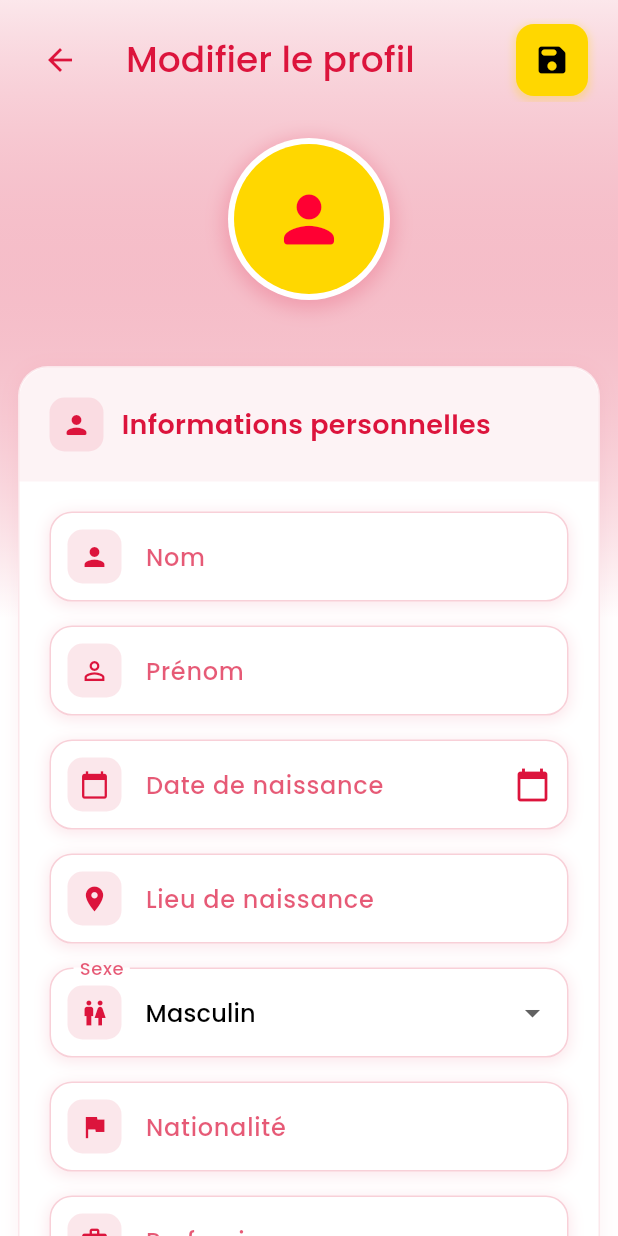
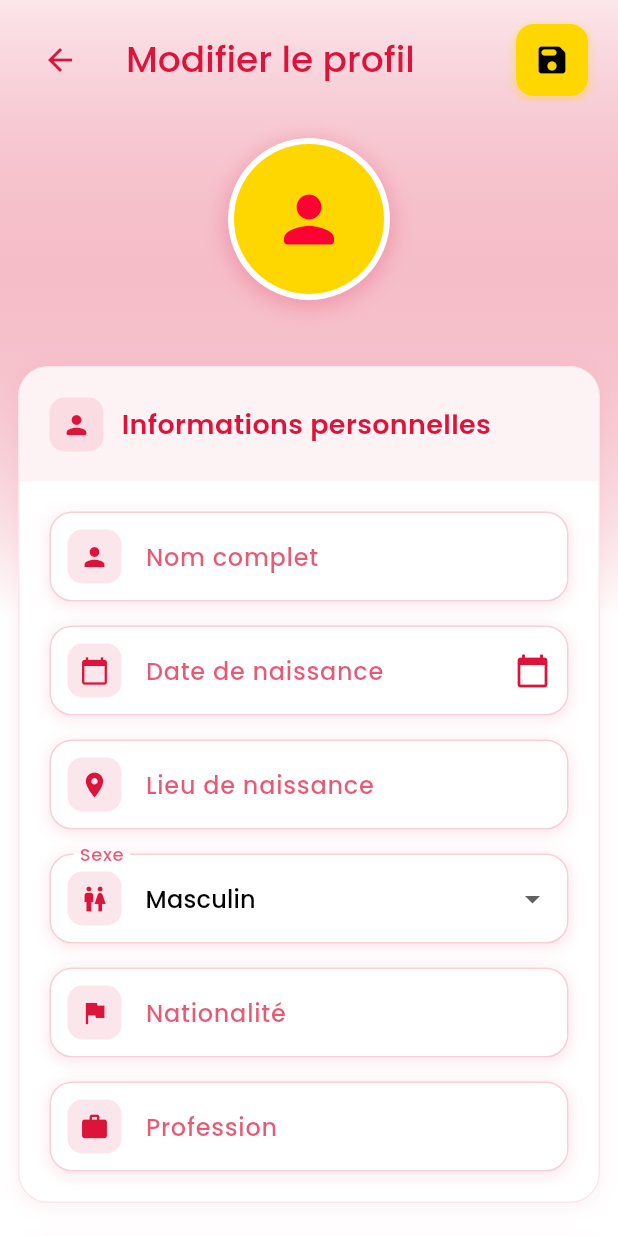
Before and after one commit to SAAR-ASSURANCES-CI/saarflex-mobile, a Flutter app: the EditProfileScreen screen opened directly, after a tap on the "save" icon, on a phone screen of 412 x 824 dp. Run offline on Flutter 3.47's test engine with Material 3 defaults, Android fonts, the phone set to English and light mode, and no system bars; our stand-ins replace animate_do, google_fonts, shared_preferences; accounts and stored records are empty.

Commit message:
Refactor profile and authentication screens; update API constants and remove unused code

```diff
--- a/lib/profile/edit_profile_screen.dart
+++ b/lib/profile/edit_profile_screen.dart
@@ -14,7 +14,6 @@ class EditProfileScreen extends StatefulWidget {
 
 class _EditProfileScreenState extends State<EditProfileScreen> {
   final _firstNameController = TextEditingController();
-  final _lastNameController = TextEditingController();
   final _birthDateController = TextEditingController();
   final _birthPlaceController = TextEditingController();
   final _nationalityController = TextEditingController();
@@ -52,10 +51,8 @@ class _EditProfileScreenState extends State<EditProfileScreen> {
       final nameParts = user.nom.split(' ');
       if (nameParts.length >= 2) {
         _firstNameController.text = nameParts.first;
-        _lastNameController.text = nameParts.sublist(1).join(' ');
       } else {
         _firstNameController.text = user.nom;
-        _lastNameController.text = '';
       }
 
       _emailController.text = user.email;
@@ -70,7 +67,6 @@ class _EditProfileScreenState extends State<EditProfileScreen> {
       _idExpiryController.text = '';
     } else {
       _firstNameController.text = '';
-      _lastNameController.text = '';
       _emailController.text = '';
       _phoneController.text = '';
       _birthDateController.text = '';
@@ -119,17 +115,11 @@ class _EditProfileScreenState extends State<EditProfileScreen> {
                             children: [
                               _buildModernTextField(
                                 controller: _firstNameController,
-                                label: 'Nom',
+                                label: 'Nom complet',
                                 icon: Icons.person,
                                 keyboardType: TextInputType.name,
                               ),
-                              const SizedBox(height: 16),
-                              _buildModernTextField(
-                                controller: _lastNameController,
-                                label: 'Prénom',
-                                icon: Icons.person_outline,
-                                keyboardType: TextInputType.name,
-                              ),
+
                               const SizedBox(height: 16),
                               _buildDateField(
                                 controller: _birthDateController,
@@ -820,7 +810,7 @@ class _EditProfileScreenState extends State<EditProfileScreen> {
 
       final profileData = {
         'nom':
-            '${_firstNameController.text.trim()} ${_lastNameController.text.trim()}',
+            '${_firstNameController.text.trim()} ',
         'lieu_naissance': _birthPlaceController.text.trim(),
         'sexe': _selectedGender.toLowerCase(),
         'nationalite': _nationalityController.text.trim(),
@@ -866,7 +856,6 @@ class _EditProfileScreenState extends State<EditProfileScreen> {
   @override
   void dispose() {
     _firstNameController.dispose();
-    _lastNameController.dispose();
     _birthDateController.dispose();
     _birthPlaceController.dispose();
     _nationalityController.dispose();
--- a/lib/profile/profile_screen.dart
+++ b/lib/profile/profile_screen.dart
@@ -283,7 +283,6 @@ class _ProfileScreenState extends State<ProfileScreen> {
           icon: Icons.person_rounded,
           fields: [
             _buildInfoField("Nom ", user?.nom ?? "Non renseigné"),
-            _buildInfoField("Prénoms ", user?.nom ?? "Non renseigné"),
             _buildInfoField("Email", user?.email ?? "Non renseigné"),
             _buildInfoField("Téléphone", user?.telephone ?? "Non renseigné"),
             _buildInfoField("Sexe", user?.sexe ?? "Non renseigné"),
--- a/lib/screens/auth/login_screen.dart
+++ b/lib/screens/auth/login_screen.dart
@@ -181,7 +181,7 @@ class _LoginScreenState extends State<LoginScreen> {
                               controller: _emailController,
                               focusNode: _emailFocus,
                               nextFocusNode: _passwordFocus,
-                              label: 'Email ou téléphone',
+                              label: 'Email',
                               icon: Icons.contact_page_rounded,
                               keyboardType: TextInputType.emailAddress,
                               validator: _validateEmail,
--- a/lib/screens/auth/otp_verification_screen.dart
+++ b/lib/screens/auth/otp_verification_screen.dart
@@ -1,4 +1,3 @@
-// screens/auth/otp_verification_screen.dart
 import 'package:flutter/material.dart';
 import 'package:google_fonts/google_fonts.dart';
 import 'package:provider/provider.dart';
@@ -403,7 +402,6 @@ class _OtpVerificationScreenState extends State<OtpVerificationScreen> {
 
     if (success) {
       _showSuccessSnackBar('Code renvoyé avec succès !');
-      // Vider les champs
       for (var controller in _controllers) {
         controller.clear();
       }
--- a/lib/screens/auth/signup_screen.dart
+++ b/lib/screens/auth/signup_screen.dart
@@ -88,7 +88,6 @@ class _SignupScreenState extends State<SignupScreen> {
                     ),
                   ),
 
-                  // Banner d'erreur moderne uniquement
                   if (authProvider.errorMessage != null)
                     FormHelpers.buildErrorBanner(authProvider.errorMessage!),
 
@@ -135,7 +134,7 @@ class _SignupScreenState extends State<SignupScreen> {
                               controller: _lastNameController,
                               focusNode: _nameFocus,
                               nextFocusNode: _emailFocus,
-                              label: 'Nom de famille',
+                              label: 'Nom complet',
                               icon: Icons.person_outline,
                               keyboardType: TextInputType.name,
                               validator: _validateName,
--- a/lib/widgets/form_helpers.dart
+++ b/lib/widgets/form_helpers.dart
@@ -1,4 +1,3 @@
-// widgets/form_helpers.dart
 import 'package:flutter/material.dart';
 import 'package:google_fonts/google_fonts.dart';
 import '../constants/colors.dart';
```
Also changed, not shown: lib/constants/api_constants.dart (+3 -13 lines), lib/providers/user_provider.dart (+0 -8 lines), lib/screens/auth/new_password_screen.dart (+2 -5 lines), lib/screens/dashboard/dashboard_screen.dart (+1 -10 lines), lib/services/api_service.dart (line endings or trailing spaces), lib/services/profile_service.dart (deleted).
